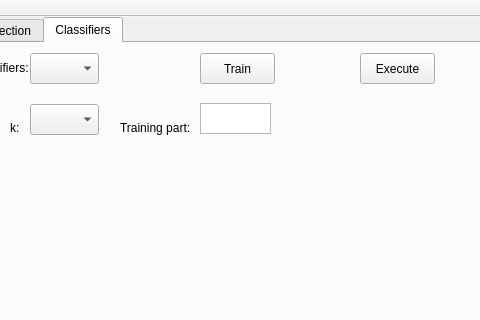
The window that SMPD/mainwindow.ui (Vityoube/SMPD-projekt) describes before a commit, drawn with Qt 5; both pictures show x 192 to 672 and y 0 to 320 of the 991 by 540 pixel window.
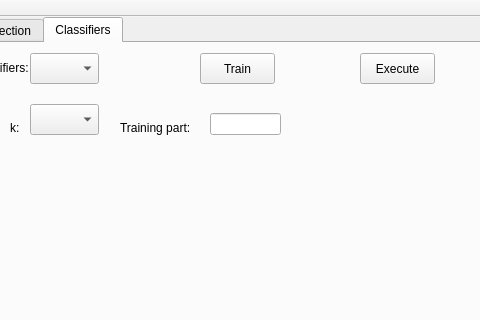
The same window after the commit.

Commit message: Added function for training objects

What changed in the file:
```diff
--- a/SMPD/mainwindow.ui
+++ b/SMPD/mainwindow.ui
@@ -265,16 +265,6 @@
        </rect>
       </property>
      </widget>
-     <widget class="QPlainTextEdit" name="CplainTextEditTrainingPart">
-      <property name="geometry">
-       <rect>
-        <x>380</x>
-        <y>60</y>
-        <width>71</width>
-        <height>31</height>
-       </rect>
-      </property>
-     </widget>
      <widget class="QPushButton" name="CpushButtonExecute">
       <property name="geometry">
        <rect>
@@ -311,6 +301,16 @@
        </rect>
       </property>
      </widget>
+     <widget class="QLineEdit" name="CTrainPartLineEdit">
+      <property name="geometry">
+       <rect>
+        <x>390</x>
+        <y>70</y>
+        <width>71</width>
+        <height>22</height>
+       </rect>
+      </property>
+     </widget>
     </widget>
    </widget>
   </widget>
```
Left out of the diff: 2 changed lines with no effect on the pictures. The commit also changes 13 other files.
